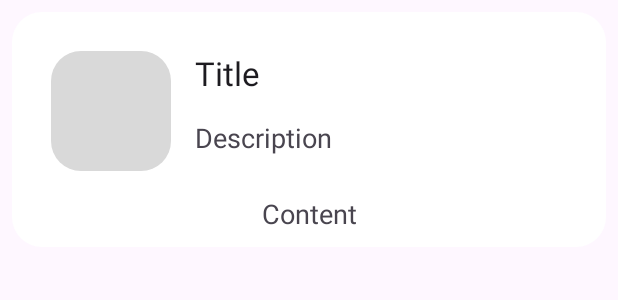
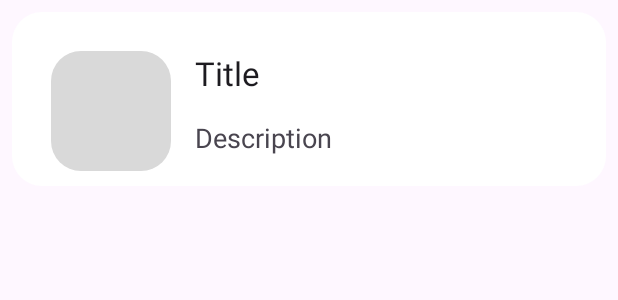
Before and after one commit to JoshuaJamesGames/CSC475PortfolioProject, an Android app: the layout note_row.xml on its own in the app's theme, with its tools: preview values and no code run, on a phone screen of 412 x 824 dp. Shown: the top 300 px of the screen. Run offline under Robolectric (Android 15) with nearby library versions, the phone set to English and light mode, and no system bars.

Commit message:
All Section Add, Update, and Delete.

```diff
--- a/app/src/main/res/layout/note_row.xml
+++ b/app/src/main/res/layout/note_row.xml
@@ -39,18 +39,4 @@
         app:layout_constraintTop_toTopOf="parent"
         app:srcCompat="@drawable/greycustomborder" />
 
-    <TextView
-        android:id="@+id/tvContent"
-        android:layout_width="wrap_content"
-        android:layout_height="wrap_content"
-        android:layout_marginStart="16dp"
-        android:layout_marginTop="16dp"
-        android:layout_marginEnd="16dp"
-        android:text="Content"
-        android:textAppearance="@style/TextAppearance.AppCompat.Medium"
-        app:layout_constraintBottom_toBottomOf="parent"
-        app:layout_constraintEnd_toEndOf="parent"
-        app:layout_constraintStart_toStartOf="parent"
-        app:layout_constraintTop_toBottomOf="@+id/imageView" />
-
 </androidx.constraintlayout.widget.ConstraintLayout>
```
Also changed, not shown: app/src/main/java/com/example/csc475portfolioproject/AddCharacter.kt (+5 -5 lines), app/src/main/java/com/example/csc475portfolioproject/Proficiencies.kt (+94 -0 lines), app/src/main/res/layout/proficiencies.xml (+7 -5 lines).
